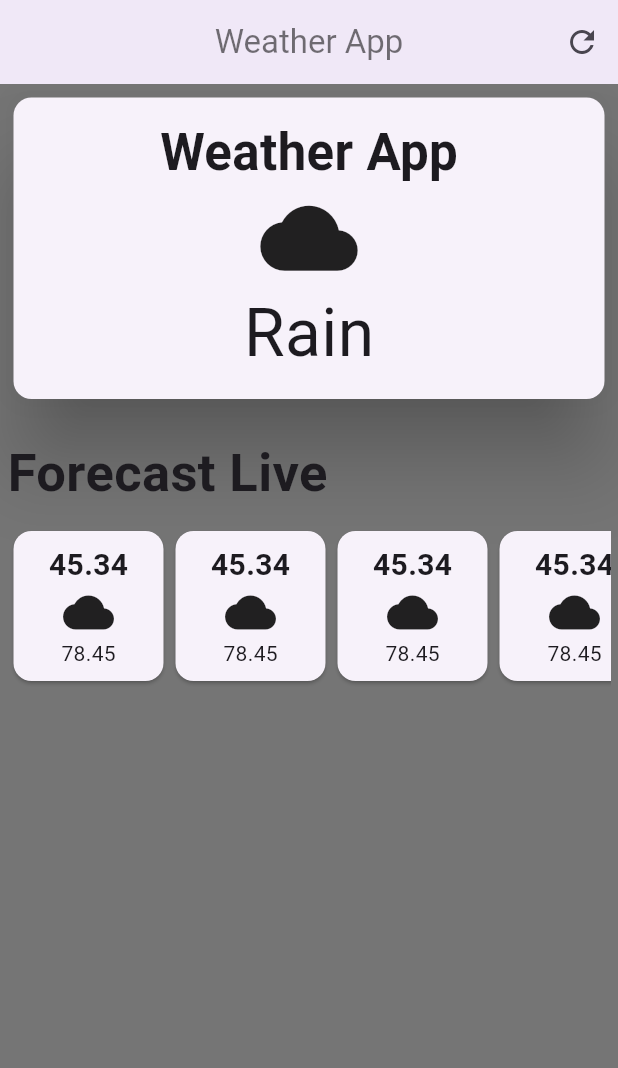
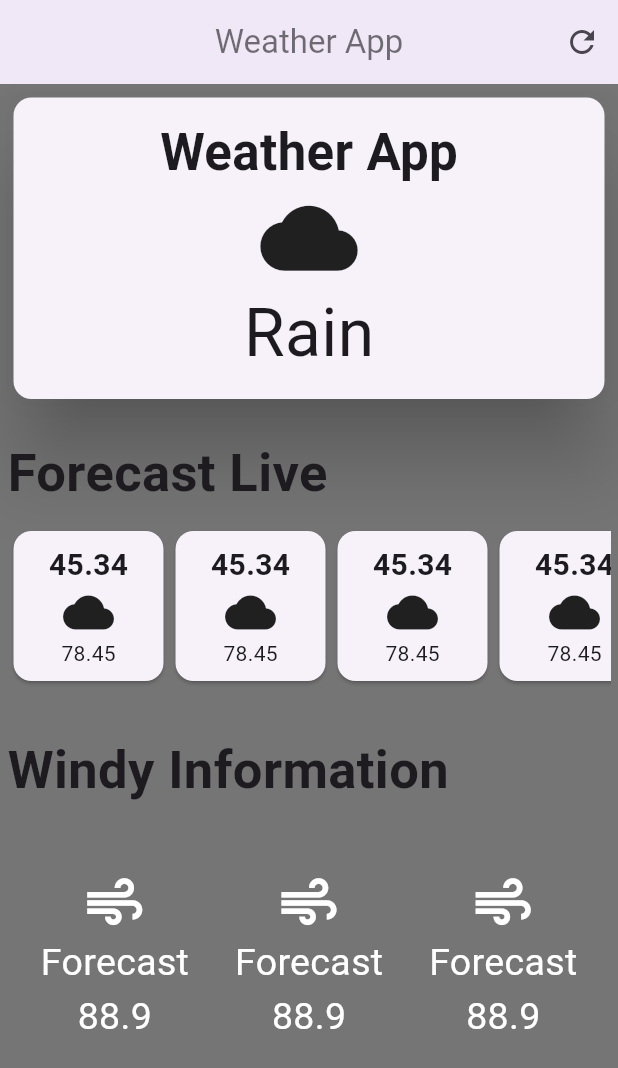
Before and after one commit to Jn-Sajol/Flutter-Weather-App, a Flutter app: the screen it shows after launch, on a phone screen of 412 x 824 dp. Shown: the top 1068 px of the screen. Run offline on Flutter 3.47's test engine with Material 3 defaults, Android fonts, the phone set to English and light mode, and no system bars.

Commit message:
adding diffrent forcast widget

```diff
--- a/lib/Weather_app.dart
+++ b/lib/Weather_app.dart
@@ -68,9 +68,9 @@ class WeatherApp extends StatelessWidget {
               height: 10,
             ),
             //FOrecase Row Start overhere
-             const SingleChildScrollView(
-               scrollDirection:Axis.horizontal,
-               child: Row(
+            const SingleChildScrollView(
+              scrollDirection: Axis.horizontal,
+              child: Row(
                 children: [
                   Forecast(),
                   Forecast(),
@@ -82,8 +82,68 @@ class WeatherApp extends StatelessWidget {
                   Forecast(),
                   Forecast(),
                 ],
-                           ),
-             )
+              ),
+            ),
+            //Start Additional Ending Section
+            const SizedBox(
+              height: 30,
+            ),
+            const Align(
+                alignment: Alignment.centerLeft,
+                child: Text(
+                  'Windy Information',
+                  style: TextStyle(fontSize: 35, fontWeight: FontWeight.bold),
+                )),
+            const SizedBox(
+              height: 20,
+            ),
+
+            //  const Row(
+            //   mainAxisAlignment: MainAxisAlignment.spaceBetween,
+            //   children: [
+            //     Card(
+            //         child: Column(
+            //           children: [
+            //             Text('Forecast'),
+            //             Icon(Icons.air),
+            //             Text('hello'),
+            //           ],
+            //         ),
+            //       ),
+            //
+            //   ],
+            // ),
+            Container(
+              width: double.infinity,
+              padding: EdgeInsets.all(22),
+              // color: Colors.black,
+              child: const Row(
+                mainAxisAlignment: MainAxisAlignment.spaceBetween,
+                children: [
+                  Column(
+                    children: [
+                      Icon(Icons.air,size: 44,color: Colors.white,),
+                      Text('Forecast',style: TextStyle(color:Colors.white,fontSize: 25),),
+                      Text('88.9',style: TextStyle(color:Colors.white,fontSize: 25)),
+                    ],
+                  ),
+                  Column(
+                    children: [
+                      Icon(Icons.air,size: 44,color: Colors.white,),
+                      Text('Forecast',style: TextStyle(color:Colors.white,fontSize: 25),),
+                      Text('88.9',style: TextStyle(color:Colors.white,fontSize: 25)),
+                    ],
+                  ),
+                  Column(
+                    children: [
+                      Icon(Icons.air,size: 44,color: Colors.white,),
+                      Text('Forecast',style: TextStyle(color:Colors.white,fontSize: 25),),
+                      Text('88.9',style: TextStyle(color:Colors.white,fontSize: 25)),
+                    ],
+                  ),
+                ],
+              ),
+            )
           ],
         ),
       ),
@@ -96,15 +156,21 @@ class Forecast extends StatelessWidget {
 
   @override
   Widget build(BuildContext context) {
-    return const  Card(
+    return const Card(
       child: SizedBox(
-        width:100,
+        width: 100,
         height: 100,
         child: Column(
           mainAxisAlignment: MainAxisAlignment.center,
           children: [
-            Text('45.34',style: TextStyle(fontSize: 20,fontWeight:FontWeight.bold),),
-            Icon(Icons.cloud,size: 34,),
+            Text(
+              '45.34',
+              style: TextStyle(fontSize: 20, fontWeight: FontWeight.bold),
+            ),
+            Icon(
+              Icons.cloud,
+              size: 34,
+            ),
             Text('78.45'),
           ],
         ),
```
